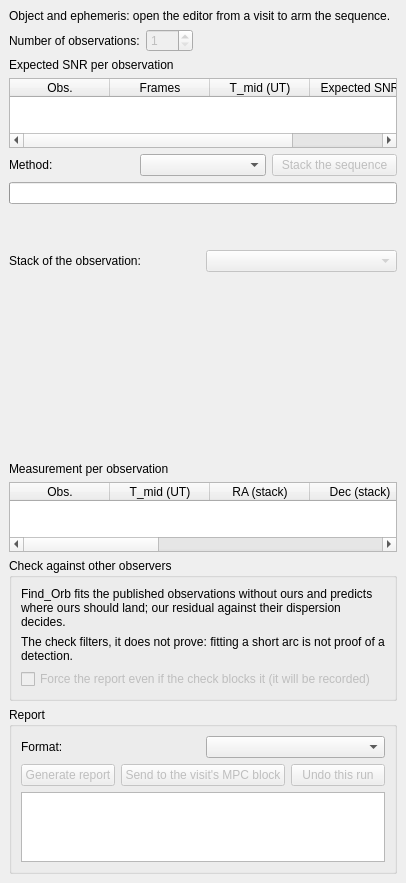
The window that nightscribe/gui/ui/ufe_trackstack_tab.ui (irydeo/nightscribe) describes before a commit, drawn with Qt 5.
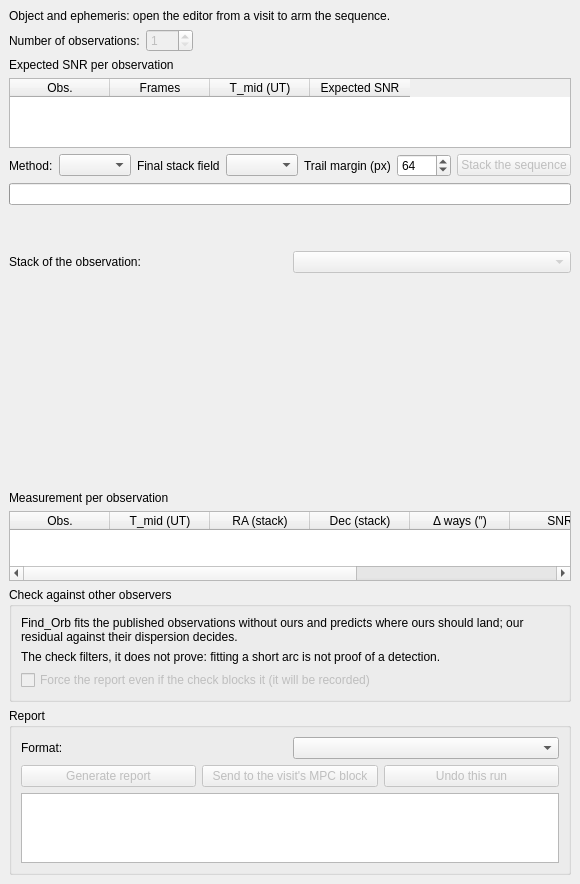
The same window after the commit.

Commit message: fix(astrometry): the resampling axis mix-up, and the final stack's field

What changed in the file:
```diff
--- a/nightscribe/gui/ui/ufe_trackstack_tab.ui
+++ b/nightscribe/gui/ui/ufe_trackstack_tab.ui
@@ -85,6 +85,29 @@
        </property>
       </widget>
      </item>
+     <item>
+      <widget class="QLabel" name="lbl_final_field"><property name="text"><string>Final stack field</string></property></widget>
+     </item>
+     <item>
+      <widget class="QComboBox" name="cmb_final_size">
+       <property name="toolTip">
+        <string>How much sky the FINAL stack of each observation covers. The whole frame is what the photometry needs (comparison stars all around); a smaller window is faster and lighter, but it may leave the comparisons out. The velocity sweep always works on the object's own trail cutout, whatever this says.</string>
+       </property>
+      </widget>
+     </item>
+     <item>
+      <widget class="QLabel" name="lbl_margin"><property name="text"><string>Trail margin (px)</string></property></widget>
+     </item>
+     <item>
+      <widget class="QSpinBox" name="spn_margin">
+       <property name="minimum"><number>8</number></property>
+       <property name="maximum"><number>1024</number></property>
+       <property name="value"><number>64</number></property>
+       <property name="toolTip">
+        <string>Extra pixels around the object's own trail in the cutout the detection and the velocity sweep use. Bigger is safer and slower; the final stack does not use it.</string>
+       </property>
+      </widget>
+     </item>
      <item>
       <widget class="QPushButton" name="btn_stack">
        <property name="enabled"><bool>false</bool></property>
```
The commit also changes 4 other files.
